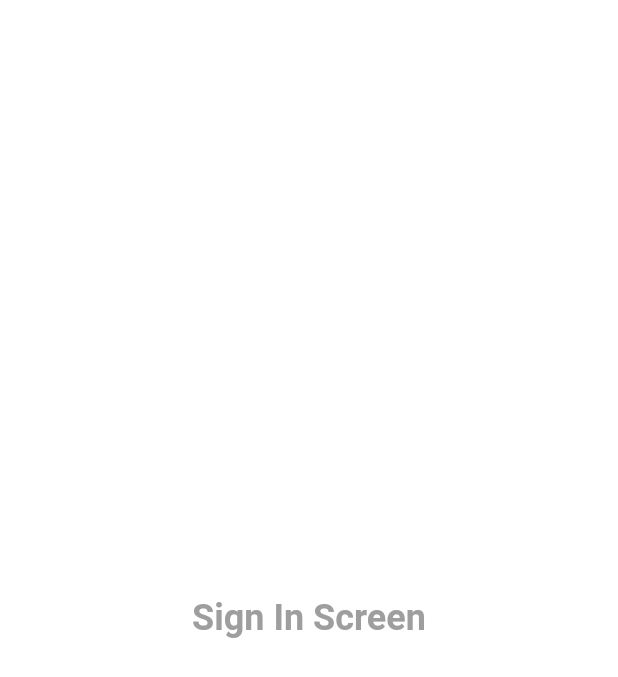
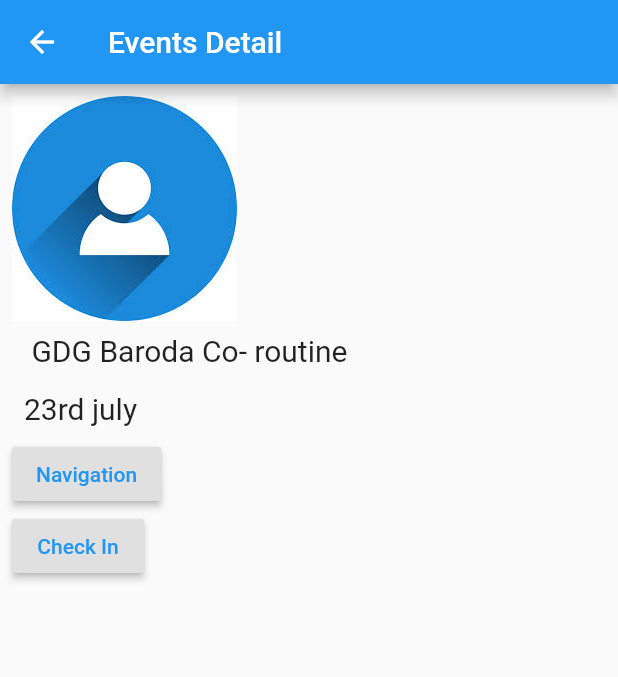
Before and after one commit to gdgbaroda/raize, a Flutter app: the screen it shows after launch, on a phone screen of 412 x 824 dp. Shown: the top 677 px of the screen. Run offline on Flutter 3.47's test engine with Material 2 defaults, Android fonts, the phone set to English and light mode, and no system bars.

Commit message:
- Event Detail - participant Detail

```diff
--- /dev/null
+++ b/app/raize/lib/DetailWidget.dart
@@ -0,0 +1,37 @@
+import 'package:flutter/material.dart';
+
+class DetailWidget extends StatelessWidget {
+
+  @override
+  Widget build(BuildContext context) {
+    return   new Column(
+      mainAxisAlignment: MainAxisAlignment.spaceBetween,
+      crossAxisAlignment: CrossAxisAlignment.start,
+      children: <Widget>[
+        new Image(image: new AssetImage('assets/person.jpeg'),height: 150,width: 150,fit: BoxFit.fill,),
+
+        Padding(
+          padding: const EdgeInsets.all(8.0),
+          child: new Text(" GDG Baroda Co- routine",style: TextStyle(fontSize: 20),),
+        ),
+        Padding(
+          padding: const EdgeInsets.all(8.0),
+          child: new Text("23rd july ",style: TextStyle(fontSize: 20),),
+        )
+        ,
+        RaisedButton(
+          textColor: Colors.blue,
+
+          child: new Text("Navigation",textAlign: TextAlign.center,),
+          onPressed: () {},
+        ),
+
+        RaisedButton(
+          textColor: Colors.blue,
+          child: new Text("Check In"),
+          onPressed: () {},
+        ),
+      ],
+    );
+  }
+}
--- /dev/null
+++ b/app/raize/lib/EventDetailWidget.dart
@@ -0,0 +1,33 @@
+import 'package:flutter/material.dart';
+import 'package:raize/DetailWidget.dart';
+
+class EventDetailWidget extends StatefulWidget
+{
+  static String tag = 'eventList-screen';
+
+    @override
+    _EventState createState() => _EventState();
+
+
+}
+
+class _EventState extends State<EventDetailWidget> {
+  @override
+  Widget build(BuildContext context) {
+    return new Scaffold(
+        appBar: new AppBar(
+          title: new Text("Events Detail"),
+        ),
+        body: new Container(
+          padding: new EdgeInsets.all(8.0),
+          child: new Column(
+            crossAxisAlignment: CrossAxisAlignment.start,
+            children: <Widget>[
+              new DetailWidget()
+
+            ],
+          ),
+        )
+    );
+  }
+}
--- a/app/raize/lib/Model/EventModel.dart
+++ /dev/null
@@ -1,7 +0,0 @@
-class EventModel{
-  String eventName;
-  String eventUrl;
-  String  eventTime;
-  EventModel(this.eventName,this.eventUrl,this.eventTime);
-
-}
--- a/app/raize/lib/main.dart
+++ b/app/raize/lib/main.dart
@@ -1,7 +1,7 @@
 import 'package:flutter/material.dart';
 import 'package:raize/SignInWidget.dart';
 import 'package:raize/SplashWidget.dart';
-import 'package:raize/EventWidget.dart';
+import 'package:raize/EventDetailWidget.dart';
 
 void main() => runApp(MyApp());
 
@@ -10,7 +10,7 @@ class MyApp extends StatelessWidget {
   final routes = <String, WidgetBuilder>{
     SplashWidget.tag: (context) => SplashWidget(),
     SignInWidget.tag: (context) => SignInWidget(),
-    EventWidget.tag: (context) => EventWidget(),
+    EventDetailWidget.tag: (context) => EventDetailWidget(),
   };
   @override
   Widget build(BuildContext context) {
```
Also changed, not shown: app/raize/lib/EventWidget.dart (deleted, +0 -80 lines), app/raize/lib/ParticipantDetailWidget.dart (added, +32 -0 lines), app/raize/lib/SignInWidget.dart (+3 -10 lines).
